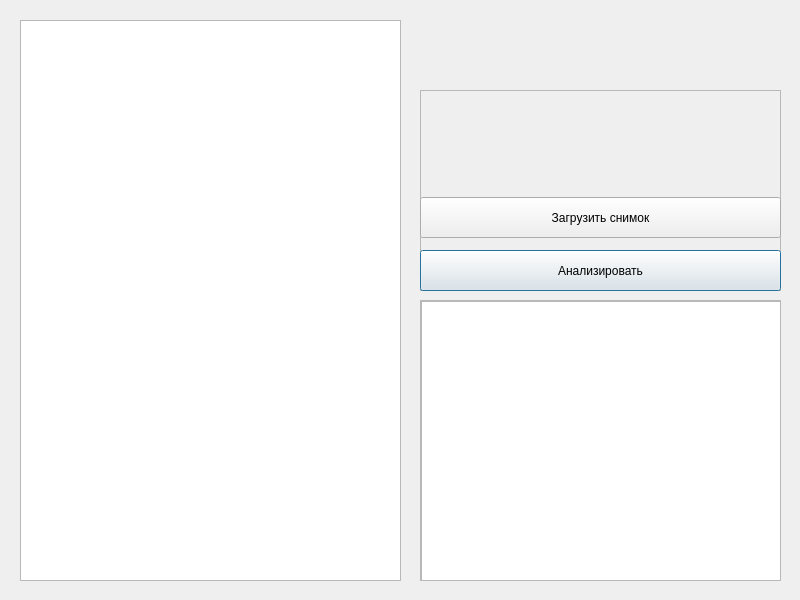
Before: the Qt Designer form mainview.ui in meogol/practicPython, drawn with Qt 5.
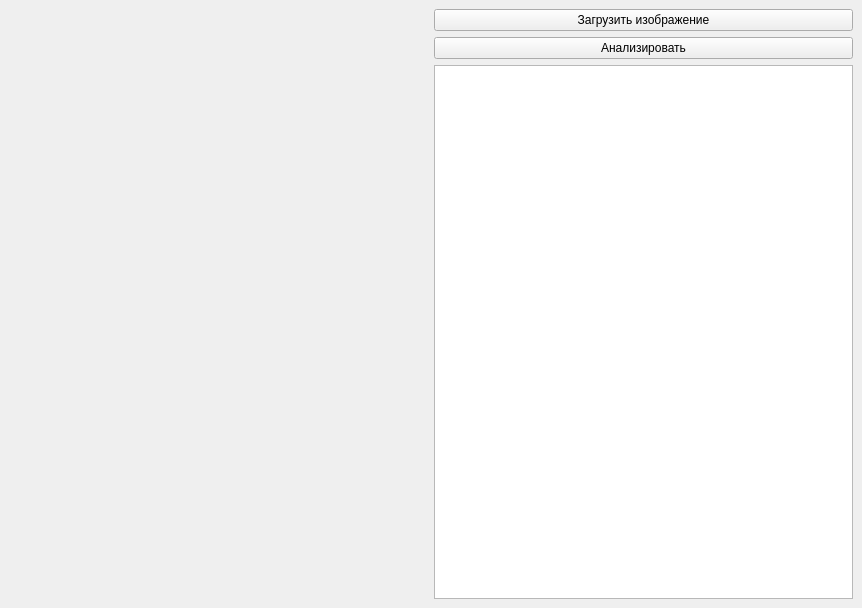
After: the same form once the commit is applied.

Commit message:
New PyQt library
Moved UI to new lib PyQt

The edit to the form file:
```diff
--- a/mainview.ui
+++ b/mainview.ui
@@ -1,187 +1,54 @@
 <?xml version="1.0" encoding="UTF-8"?>
 <ui version="4.0">
- <class>mainWindow</class>
- <widget class="QDialog" name="mainWindow">
-  <property name="enabled">
-   <bool>true</bool>
-  </property>
+ <class>MainWindow</class>
+ <widget class="QMainWindow" name="MainWindow">
   <property name="geometry">
    <rect>
     <x>0</x>
     <y>0</y>
-    <width>800</width>
-    <height>600</height>
+    <width>862</width>
+    <height>608</height>
    </rect>
   </property>
-  <property name="sizePolicy">
-   <sizepolicy hsizetype="Expanding" vsizetype="Expanding">
-    <horstretch>0</horstretch>
-    <verstretch>0</verstretch>
-   </sizepolicy>
-  </property>
-  <property name="minimumSize">
-   <size>
-    <width>800</width>
-    <height>600</height>
-   </size>
-  </property>
-  <property name="sizeIncrement">
-   <size>
-    <width>1</width>
-    <height>0</height>
-   </size>
-  </property>
   <property name="windowTitle">
    <string>Lungo-Vision</string>
   </property>
-  <widget class="QFrame" name="imgFrame">
-   <property name="geometry">
-    <rect>
-     <x>20</x>
-     <y>20</y>
-     <width>381</width>
-     <height>561</height>
-    </rect>
-   </property>
-   <property name="sizePolicy">
-    <sizepolicy hsizetype="Expanding" vsizetype="Expanding">
-     <horstretch>0</horstretch>
-     <verstretch>0</verstretch>
-    </sizepolicy>
-   </property>
-   <property name="sizeIncrement">
-    <size>
-     <width>10</width>
-     <height>10</height>
-    </size>
-   </property>
-   <property name="frameShape">
-    <enum>QFrame::StyledPanel</enum>
-   </property>
-   <property name="frameShadow">
-    <enum>QFrame::Raised</enum>
-   </property>
-   <widget class="QGraphicsView" name="imgHolder">
-    <property name="geometry">
-     <rect>
-      <x>0</x>
-      <y>0</y>
-      <width>381</width>
-      <height>561</height>
-     </rect>
-    </property>
-   </widget>
-  </widget>
-  <widget class="QScrollArea" name="textFrame">
-   <property name="geometry">
-    <rect>
-     <x>420</x>
-     <y>300</y>
-     <width>361</width>
-     <height>281</height>
-    </rect>
-   </property>
-   <property name="sizeIncrement">
-    <size>
-     <width>10</width>
-     <height>10</height>
-    </size>
-   </property>
-   <property name="widgetResizable">
-    <bool>true</bool>
-   </property>
-   <widget class="QWidget" name="scrollAreaWidgetContents">
-    <property name="geometry">
-     <rect>
-      <x>0</x>
-      <y>0</y>
-      <width>359</width>
-      <height>279</height>
-     </rect>
-    </property>
-    <property name="sizePolicy">
-     <sizepolicy hsizetype="Expanding" vsizetype="Expanding">
-      <horstretch>0</horstretch>
-      <verstretch>0</verstretch>
-     </sizepolicy>
-    </property>
-    <widget class="QTextBrowser" name="textHolder">
-     <property name="geometry">
-      <rect>
-       <x>0</x>
-       <y>0</y>
-       <width>361</width>
-       <height>281</height>
-      </rect>
-     </property>
-    </widget>
-   </widget>
-  </widget>
-  <widget class="QFrame" name="btnFrame">
-   <property name="geometry">
-    <rect>
-     <x>420</x>
-     <y>90</y>
-     <width>361</width>
-     <height>201</height>
-    </rect>
-   </property>
-   <property name="sizePolicy">
-    <sizepolicy hsizetype="Expanding" vsizetype="Expanding">
-     <horstretch>0</horstretch>
-     <verstretch>0</verstretch>
-    </sizepolicy>
-   </property>
-   <property name="sizeIncrement">
-    <size>
-     <width>10</width>
-     <height>10</height>
-    </size>
-   </property>
-   <property name="frameShape">
-    <enum>QFrame::StyledPanel</enum>
-   </property>
-   <property name="frameShadow">
-    <enum>QFrame::Raised</enum>
-   </property>
-   <widget class="QPushButton" name="analyzeBtn">
-    <property name="geometry">
-     <rect>
-      <x>0</x>
-      <y>160</y>
-      <width>361</width>
-      <height>41</height>
-     </rect>
-    </property>
-    <property name="sizePolicy">
-     <sizepolicy hsizetype="Expanding" vsizetype="Expanding">
-      <horstretch>0</horstretch>
-      <verstretch>0</verstretch>
-     </sizepolicy>
-    </property>
-    <property name="text">
-     <string>Анализировать</string>
-    </property>
-   </widget>
-   <widget class="QPushButton" name="downloadBtn">
-    <property name="geometry">
-     <rect>
-      <x>0</x>
-      <y>107</y>
-      <width>361</width>
-      <height>41</height>
-     </rect>
-    </property>
-    <property name="sizePolicy">
-     <sizepolicy hsizetype="Expanding" vsizetype="Expanding">
-      <horstretch>0</horstretch>
-      <verstretch>0</verstretch>
-     </sizepolicy>
-    </property>
-    <property name="text">
-     <string>Загрузить снимок</string>
-    </property>
-   </widget>
+  <widget class="QWidget" name="centralwidget">
+   <layout class="QGridLayout" name="gridLayout">
+    <item row="0" column="1">
+     <widget class="QPushButton" name="downloadBtn">
+      <property name="text">
+       <string>Загрузить изображение</string>
+      </property>
+     </widget>
+    </item>
+    <item row="2" column="1">
+     <widget class="QTextBrowser" name="textBrowser"/>
+    </item>
+    <item row="1" column="1">
+     <widget class="QPushButton" name="analyzeBtn">
+      <property name="text">
+       <string>Анализировать</string>
+      </property>
+     </widget>
+    </item>
+    <item row="0" column="0" rowspan="3">
+     <widget class="QLabel" name="imgHolder">
+      <property name="sizePolicy">
+       <sizepolicy hsizetype="Expanding" vsizetype="Preferred">
+        <horstretch>0</horstretch>
+        <verstretch>0</verstretch>
+       </sizepolicy>
+      </property>
+      <property name="text">
+       <string/>
+      </property>
+      <property name="scaledContents">
+       <bool>true</bool>
+      </property>
+     </widget>
+    </item>
+   </layout>
   </widget>
  </widget>
  <resources/>
```
The commit also changes 2 other files.
